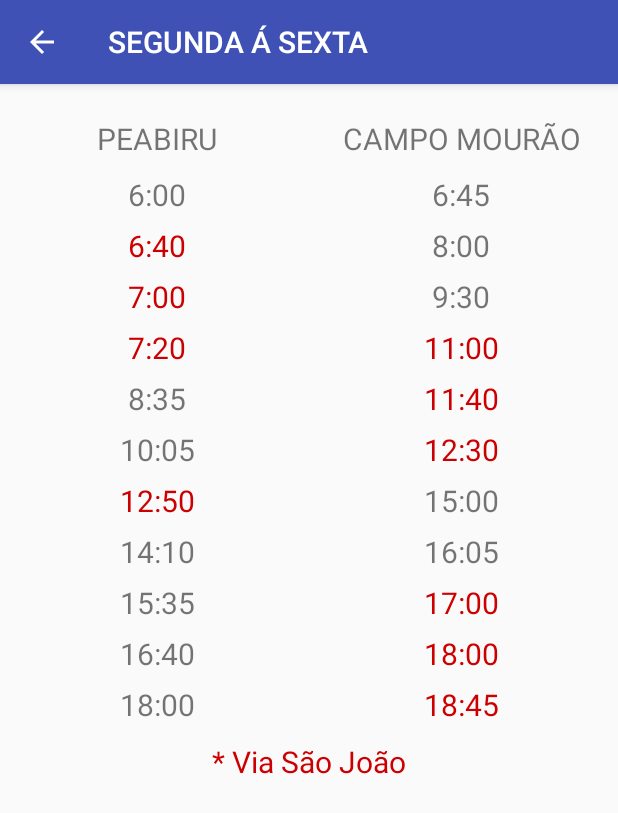
After one commit to RaulAdriano/AppCircularPeabiru, an Android app: the SaSActivity screen opened directly, with no data from a screen before it, on a phone screen of 412 x 824 dp. The commit adds this screen. Shown: the top 813 px of the screen. Run offline under Robolectric (Android 15) with nearby library versions, the phone set to English and light mode, and no system bars.

Commit message:
Circular
Fix

```diff
--- a/app/build.gradle
+++ b/app/build.gradle
@@ -24,7 +24,7 @@ android {
 
 dependencies {
     implementation fileTree(dir: 'libs', include: ['*.jar'])
-    implementation"org.jetbrains.kotlin:kotlin-stdlib-jre7:$kotlin_version"
+    implementation "org.jetbrains.kotlin:kotlin-stdlib-jre7:$kotlin_version"
     implementation 'com.android.support:appcompat-v7:26.1.0'
     implementation 'com.android.support.constraint:constraint-layout:1.1.0'
     testImplementation 'junit:junit:4.12'
--- a/app/src/main/AndroidManifest.xml
+++ b/app/src/main/AndroidManifest.xml
@@ -16,6 +16,12 @@
                 <category android:name="android.intent.category.LAUNCHER" />
             </intent-filter>
         </activity>
+        <activity
+            android:name=".SaSActivity"
+            android:label="SEGUNDA Á SEXTA"
+            android:parentActivityName=".MainActivity">
+
+        </activity>
     </application>
 
 </manifest>
--- a/app/src/main/java/ramos/adriano/raul/circularpeabiru/MainActivity.kt
+++ b/app/src/main/java/ramos/adriano/raul/circularpeabiru/MainActivity.kt
@@ -1,15 +1,27 @@
 package ramos.adriano.raul.circularpeabiru
 
+import android.content.Intent
 import android.support.v7.app.AppCompatActivity
 import android.os.Bundle
+import kotlinx.android.synthetic.main.activity_main.*
 
 class MainActivity : AppCompatActivity() {
 
-    val valorPassagem = 3.7
+    val valorPassagem = 3.70
 
 
     override fun onCreate(savedInstanceState: Bundle?) {
         super.onCreate(savedInstanceState)
         setContentView(R.layout.activity_main)
+
+        tv_valor_passagem.text = "R$ " + valorPassagem+"0"
+
+        SaS.setOnClickListener({
+            var activityDestino = SaSActivity::class.java
+
+            var intent = Intent(this,activityDestino)
+            startActivity(intent)
+
+        })
     }
 }
--- /dev/null
+++ b/app/src/main/java/ramos/adriano/raul/circularpeabiru/SaSActivity.kt
@@ -0,0 +1,12 @@
+package ramos.adriano.raul.circularpeabiru
+
+import android.support.v7.app.AppCompatActivity
+import android.os.Bundle
+
+class SaSActivity : AppCompatActivity() {
+
+    override fun onCreate(savedInstanceState: Bundle?) {
+        super.onCreate(savedInstanceState)
+        setContentView(R.layout.activity_sa_s)
+    }
+}
--- /dev/null
+++ b/app/src/main/res/layout-v21/activity_sa_s.xml
@@ -0,0 +1,433 @@
+<?xml version="1.0" encoding="utf-8"?>
+<LinearLayout xmlns:android="http://schemas.android.com/apk/res/android"
+    xmlns:app="http://schemas.android.com/apk/res-auto"
+    xmlns:tools="http://schemas.android.com/tools"
+    android:orientation="vertical"
+    android:layout_width="match_parent"
+    android:layout_height="match_parent"
+    tools:context="ramos.adriano.raul.circularpeabiru.SaSActivity">
+
+    <LinearLayout
+        android:layout_width="match_parent"
+        android:layout_height="wrap_content"
+        android:orientation="horizontal"
+        android:padding="3dp"
+        tools:layout_editor_absoluteX="0dp"
+        tools:layout_editor_absoluteY="16dp">
+
+        <TextView
+            android:id="@+id/textView"
+            android:layout_width="match_parent"
+            android:layout_height="wrap_content"
+            android:layout_marginTop="16dp"
+            android:layout_weight="1"
+            android:padding="3dp"
+            android:text="@string/peabiru"
+            android:textAlignment="center"
+            android:textSize="20sp"
+            app:layout_constraintStart_toStartOf="parent"
+            app:layout_constraintTop_toTopOf="parent" />
+
+        <TextView
+            android:id="@+id/textView2"
+            android:layout_width="match_parent"
+            android:layout_height="wrap_content"
+            android:layout_marginTop="16dp"
+            android:layout_weight="1"
+            android:padding="3dp"
+            android:text="@string/campo_mour_o"
+            android:textAlignment="center"
+            android:textSize="20sp"
+            app:layout_constraintEnd_toEndOf="parent"
+            app:layout_constraintTop_toTopOf="parent" />
+    </LinearLayout>
+
+
+    <LinearLayout
+        android:layout_width="match_parent"
+        android:layout_height="wrap_content"
+        android:orientation="horizontal"
+        android:padding="3dp"
+        tools:ignore="MissingConstraints"
+        tools:layout_editor_absoluteX="0dp"
+        tools:layout_editor_absoluteY="96dp">
+
+        <TextView
+            android:id="@+id/h1"
+            android:layout_width="match_parent"
+            android:layout_height="wrap_content"
+            android:layout_weight="1"
+            android:text="@string/_6_00"
+            android:textAlignment="center"
+            android:textSize="20sp"
+            app:layout_constraintStart_toStartOf="parent"
+            app:layout_constraintTop_toTopOf="parent" />
+
+        <TextView
+            android:id="@+id/h2"
+            android:layout_width="match_parent"
+            android:layout_height="wrap_content"
+            android:layout_weight="1"
+            android:text="@string/_6_45"
+            android:textAlignment="center"
+            android:textSize="20sp"
+            app:layout_constraintEnd_toEndOf="parent"
+            app:layout_constraintTop_toTopOf="parent" />
+    </LinearLayout>
+
+    <LinearLayout
+        android:layout_width="match_parent"
+        android:layout_height="wrap_content"
+        android:orientation="horizontal"
+        android:padding="3dp"
+        tools:ignore="MissingConstraints"
+        tools:layout_editor_absoluteX="30dp"
+        tools:layout_editor_absoluteY="123dp">
+
+        <TextView
+            android:id="@+id/h3"
+            android:layout_width="match_parent"
+            android:layout_height="wrap_content"
+            android:layout_weight="1"
+            android:text="@string/_6_40"
+            android:textAlignment="center"
+            android:textColor="@android:color/holo_red_dark"
+            android:textSize="20sp"
+            app:layout_constraintStart_toStartOf="parent"
+            app:layout_constraintTop_toTopOf="parent" />
+
+        <TextView
+            android:id="@+id/h4"
+            android:layout_width="match_parent"
+            android:layout_height="wrap_content"
+            android:layout_weight="1"
+            android:text="@string/_8_00"
+            android:textAlignment="center"
+            android:textSize="20sp"
+            app:layout_constraintEnd_toEndOf="parent"
+            app:layout_constraintTop_toTopOf="parent" />
+    </LinearLayout>
+
+    <LinearLayout
+        android:layout_width="match_parent"
+        android:layout_height="wrap_content"
+        android:orientation="horizontal"
+        android:padding="3dp"
+        tools:ignore="MissingConstraints"
+        tools:layout_editor_absoluteX="31dp"
+        tools:layout_editor_absoluteY="150dp">
+
+        <TextView
+            android:id="@+id/h5"
+            android:layout_width="match_parent"
+            android:layout_height="wrap_content"
+            android:layout_weight="1"
+            android:text="@string/_7_00"
+            android:textAlignment="center"
+            android:textColor="@android:color/holo_red_dark"
+            android:textSize="20sp"
+            app:layout_constraintStart_toStartOf="parent"
+            app:layout_constraintTop_toTopOf="parent" />
+
+        <TextView
+            android:id="@+id/h6"
+            android:layout_width="match_parent"
+            android:layout_height="wrap_content"
+            android:layout_weight="1"
+            android:text="@string/_9_30"
+            android:textAlignment="center"
+            android:textSize="20sp"
+            app:layout_constraintEnd_toEndOf="parent"
+            app:layout_constraintTop_toTopOf="parent" />
+    </LinearLayout>
+
+    <LinearLayout
+        android:layout_width="match_parent"
+        android:layout_height="wrap_content"
+        android:orientation="horizontal"
+        android:padding="3dp"
+        tools:ignore="MissingConstraints"
+        tools:layout_editor_absoluteX="37dp"
+        tools:layout_editor_absoluteY="177dp">
+
+        <TextView
+            android:id="@+id/h7"
+            android:layout_width="match_parent"
+            android:layout_height="wrap_content"
+            android:layout_weight="1"
+            android:text="@string/_7_20"
+            android:textAlignment="center"
+            android:textColor="@android:color/holo_red_dark"
+            android:textSize="20sp"
+            app:layout_constraintStart_toStartOf="parent"
+            app:layout_constraintTop_toTopOf="parent" />
+
+        <TextView
+            android:id="@+id/h8"
+            android:layout_width="match_parent"
+            android:layout_height="wrap_content"
+            android:layout_weight="1"
+            android:text="@string/_11_00"
+            android:textAlignment="center"
+            android:textColor="@android:color/holo_red_dark"
+            android:textSize="20sp"
+            app:layout_constraintEnd_toEndOf="parent"
+            app:layout_constraintTop_toTopOf="parent" />
+    </LinearLayout>
+
+    <LinearLayout
+        android:layout_width="match_parent"
+        android:layout_height="wrap_content"
+        android:orientation="horizontal"
+        android:padding="3dp"
+        tools:ignore="MissingConstraints"
+        tools:layout_editor_absoluteX="36dp"
+        tools:layout_editor_absoluteY="204dp">
+
+        <TextView
+            android:id="@+id/h9"
+            android:layout_width="match_parent"
+            android:layout_height="wrap_content"
+            android:layout_weight="1"
+            android:text="@string/_8_35"
+            android:textAlignment="center"
+            android:textSize="20sp"
+            app:layout_constraintStart_toStartOf="parent"
+            app:layout_constraintTop_toTopOf="parent" />
+
+        <TextView
+            android:id="@+id/h10"
+            android:layout_width="match_parent"
+            android:layout_height="wrap_content"
+            android:layout_weight="1"
+            android:text="@string/_11_40"
+            android:textAlignment="center"
+            android:textColor="@android:color/holo_red_dark"
+            android:textSize="20sp"
+            app:layout_constraintEnd_toEndOf="parent"
+            app:layout_constraintTop_toTopOf="parent" />
+    </LinearLayout>
+
+    <LinearLayout
+        android:layout_width="match_parent"
+        android:layout_height="wrap_content"
+        android:orientation="horizontal"
+        android:padding="3dp"
+        tools:ignore="MissingConstraints"
+        tools:layout_editor_absoluteX="42dp"
+        tools:layout_editor_absoluteY="231dp">
+
+        <TextView
+            android:id="@+id/h11"
+            android:layout_width="match_parent"
+            android:layout_height="wrap_content"
+            android:layout_weight="1"
+            android:text="@string/_10_05"
+            android:textAlignment="center"
+            android:textSize="20sp"
+            app:layout_constraintStart_toStartOf="parent"
+            app:layout_constraintTop_toTopOf="parent" />
+
+        <TextView
+            android:id="@+id/h12"
+            android:layout_width="match_parent"
+            android:layout_height="wrap_content"
+            android:layout_weight="1"
+            android:text="@string/_12_30"
+            android:textAlignment="center"
+            android:textColor="@android:color/holo_red_dark"
+            android:textSize="20sp"
+            app:layout_constraintEnd_toEndOf="parent"
+            app:layout_constraintTop_toTopOf="parent" />
+    </LinearLayout>
+
+    <LinearLayout
+        android:layout_width="match_parent"
+        android:layout_height="wrap_content"
+        android:orientation="horizontal"
+        android:padding="3dp"
+        tools:ignore="MissingConstraints"
+        tools:layout_editor_absoluteX="48dp"
+        tools:layout_editor_absoluteY="258dp">
+
+        <TextView
+            android:id="@+id/h13"
+            android:layout_width="match_parent"
+            android:layout_height="wrap_content"
+            android:layout_weight="1"
+            android:text="@string/_12_50"
+            android:textAlignment="center"
+            android:textColor="@android:color/holo_red_dark"
+            android:textSize="20sp"
+            app:layout_constraintStart_toStartOf="parent"
+            app:layout_constraintTop_toTopOf="parent" />
+
+        <TextView
+            android:id="@+id/h14"
+            android:layout_width="match_parent"
+            android:layout_height="wrap_content"
+            android:layout_weight="1"
+            android:text="@string/_15_00"
+            android:textAlignment="center"
+            android:textSize="20sp"
+            app:layout_constraintEnd_toEndOf="parent"
+            app:layout_constraintTop_toTopOf="parent" />
+    </LinearLayout>
+
+    <LinearLayout
+        android:layout_width="match_parent"
+        android:layout_height="wrap_content"
+        android:orientation="horizontal"
+        android:padding="3dp"
+        tools:ignore="MissingConstraints"
+        tools:layout_editor_absoluteX="41dp"
+        tools:layout_editor_absoluteY="285dp">
+
+        <TextView
+            android:id="@+id/h15"
+            android:layout_width="match_parent"
+            android:layout_height="wrap_content"
+            android:layout_weight="1"
+            android:text="@string/_14_10"
+            android:textAlignment="center"
+            android:textSize="20sp"
+            app:layout_constraintStart_toStartOf="parent"
+            app:layout_constraintTop_toTopOf="parent" />
+
+        <TextView
+            android:id="@+id/h16"
+            android:layout_width="match_parent"
+            android:layout_height="wrap_content"
+            android:layout_weight="1"
+            android:text="@string/_16_05"
+            android:textAlignment="center"
+            android:textSize="20sp"
+            app:layout_constraintEnd_toEndOf="parent"
+            app:layout_constraintTop_toTopOf="parent" />
+    </LinearLayout>
+
+    <LinearLayout
+        android:layout_width="match_parent"
+        android:layout_height="wrap_content"
+        android:orientation="horizontal"
+        android:padding="3dp"
+        tools:ignore="MissingConstraints"
+        tools:layout_editor_absoluteX="16dp"
+        tools:layout_editor_absoluteY="312dp">
+
+        <TextView
+            android:id="@+id/h17"
+            android:layout_width="match_parent"
+            android:layout_height="wrap_content"
+            android:layout_weight="1"
+            android:text="@string/_15_35"
+            android:textAlignment="center"
+            android:textSize="20sp"
+            app:layout_constraintStart_toStartOf="parent"
+            app:layout_constraintTop_toTopOf="parent" />
+
+        <TextView
+            android:id="@+id/h18"
+            android:layout_width="match_parent"
+            android:layout_height="wrap_content"
+            android:layout_weight="1"
+            android:text="@string/_17_00"
+            android:textAlignment="center"
+            android:textColor="@android:color/holo_red_dark"
+            android:textSize="20sp"
+            app:layout_constraintEnd_toEndOf="parent"
+            app:layout_constraintTop_toTopOf="parent" />
+    </LinearLayout>
+
+    <LinearLayout
+        android:layout_width="match_parent"
+        android:layout_height="wrap_content"
+        android:orientation="horizontal"
+        android:padding="3dp"
+        tools:ignore="MissingConstraints"
+        tools:layout_editor_absoluteX="32dp"
+        tools:layout_editor_absoluteY="339dp">
+
+        <TextView
+            android:id="@+id/h19"
+            android:layout_width="match_parent"
+            android:layout_height="wrap_content"
+            android:layout_weight="1"
+            android:text="@string/_16_40"
+            android:textAlignment="center"
+            android:textSize="20sp"
+            app:layout_constraintStart_toStartOf="parent"
+            app:layout_constraintTop_toTopOf="parent" />
+
+        <TextView
+            android:id="@+id/h20"
+            android:layout_width="match_parent"
+            android:layout_height="wrap_content"
+            android:layout_weight="1"
+            android:text="@string/_18_00"
+            android:textAlignment="center"
+            android:textColor="@android:color/holo_red_dark"
+            android:textSize="20sp"
+            app:layout_constraintEnd_toEndOf="parent"
+            app:layout_constraintTop_toTopOf="parent" />
+    </LinearLayout>
+
+    <LinearLayout
+        android:layout_width="match_parent"
+        android:layout_height="wrap_content"
+        android:orientation="horizontal"
+        android:padding="3dp"
+        tools:ignore="MissingConstraints"
+        tools:layout_editor_absoluteX="32dp"
+        tools:layout_editor_absoluteY="366dp">
+
+        <TextView
+            android:id="@+id/h21"
+            android:layout_width="match_parent"
+            android:layout_height="wrap_content"
+            android:layout_weight="1"
+            android:text="@string/_18_00"
+            android:textAlignment="center"
+            android:textSize="20sp"
+            app:layout_constraintStart_toStartOf="parent"
+            app:layout_constraintTop_toTopOf="parent" />
+
+        <TextView
+            android:id="@+id/h22"
+            android:layout_width="match_parent"
+            android:layout_height="wrap_content"
+            android:layout_weight="1"
+            android:text="@string/_18_45"
+            android:textAlignment="center"
+            android:textColor="@android:color/holo_red_dark"
+            android:textSize="20sp"
+            app:layout_constraintEnd_toEndOf="parent"
+            app:layout_constraintTop_toTopOf="parent" />
+    </LinearLayout>
+
+
+    <LinearLayout
+        android:layout_width="match_parent"
+        android:layout_height="wrap_content"
+        android:orientation="horizontal"
+        android:padding="3dp"
+        tools:ignore="MissingConstraints"
+        tools:layout_editor_absoluteX="32dp"
+        tools:layout_editor_absoluteY="366dp">
+
+
+        <TextView
+            android:id="@+id/hs"
+            android:layout_width="match_parent"
+            android:layout_height="wrap_content"
+            android:layout_weight="1"
+            android:padding="4dp"
+            android:textColor="@android:color/holo_red_dark"
+            android:text="* Via São João"
+            android:textAlignment="center"
+            android:textSize="20sp"
+            app:layout_constraintEnd_toEndOf="parent"
+            app:layout_constraintTop_toTopOf="parent" />
+    </LinearLayout>
+
+</LinearLayout>
--- a/app/src/main/res/layout/activity_main.xml
+++ b/app/src/main/res/layout/activity_main.xml
@@ -40,41 +40,39 @@
     <Button
         android:id="@+id/SaS"
         android:layout_width="0dp"
-        android:layout_height="wrap_content"
+        android:layout_height="63dp"
         android:layout_marginEnd="8dp"
         android:layout_marginStart="8dp"
         android:layout_marginTop="8dp"
         android:text="@string/segunda_sexta"
         app:layout_constraintEnd_toEndOf="parent"
-        app:layout_constraintHorizontal_bias="0.0"
         app:layout_constraintStart_toStartOf="parent"
-        app:layout_constraintTop_toBottomOf="@+id/Sab" />
+        app:layout_constraintTop_toBottomOf="@+id/edtitulo2" />
 
     <Button
         android:id="@+id/Sab"
         android:layout_width="0dp"
-        android:layout_height="wrap_content"
+        android:layout_height="59dp"
         android:layout_marginEnd="8dp"
         android:layout_marginStart="8dp"
-        android:layout_marginTop="12dp"
+        android:layout_marginTop="8dp"
         android:text="@string/s_bados"
         app:layout_constraintEnd_toEndOf="parent"
         app:layout_constraintHorizontal_bias="0.0"
         app:layout_constraintStart_toStartOf="parent"
-        app:layout_constraintTop_toBottomOf="@+id/edtitulo2" />
+        app:layout_constraintTop_toBottomOf="@+id/SaS" />
 
     <Button
         android:id="@+id/DeF"
         android:layout_width="0dp"
-        android:layout_height="wrap_content"
+        android:layout_height="64dp"
         android:layout_marginEnd="8dp"
         android:layout_marginStart="8dp"
         android:layout_marginTop="8dp"
         android:text="@string/domingos_e_feriados"
         app:layout_constraintEnd_toEndOf="parent"
-        app:layout_constraintHorizontal_bias="0.0"
         app:layout_constraintStart_toStartOf="parent"
-        app:layout_constraintTop_toBottomOf="@+id/SaS" />
+        app:layout_constraintTop_toBottomOf="@+id/Sab" />
 
     <TextView
         android:id="@+id/tv_valorTexto"
@@ -98,7 +96,7 @@
         android:padding="10dp"
         android:text=""
         android:textAlignment="center"
-        android:textSize="12sp"
+        android:textSize="30sp"
         app:layout_constraintTop_toBottomOf="@+id/tv_valorTexto"
         tools:layout_editor_absoluteX="0dp"
         tools:ignore="MissingConstraints" />
--- /dev/null
+++ b/app/src/main/res/layout/activity_sa_s.xml
@@ -0,0 +1,106 @@
+<?xml version="1.0" encoding="utf-8"?>
+<android.support.constraint.ConstraintLayout xmlns:android="http://schemas.android.com/apk/res/android"
+    xmlns:app="http://schemas.android.com/apk/res-auto"
+    xmlns:tools="http://schemas.android.com/tools"
+    android:layout_width="match_parent"
+    android:layout_height="match_parent"
+    tools:context="ramos.adriano.raul.circularpeabiru.SaSActivity">
+
+    <LinearLayout
+        android:layout_width="match_parent"
+        android:layout_height="wrap_content"
+        android:orientation="horizontal">
+
+        <TextView
+            android:id="@+id/textView"
+            android:layout_width="match_parent"
+            android:layout_height="wrap_content"
+            android:layout_marginTop="16dp"
+            android:layout_weight="1"
+            android:text="PEABIRU"
+            android:textAlignment="center"
+            android:textSize="20sp"
+            app:layout_constraintStart_toStartOf="parent"
+            app:layout_constraintTop_toTopOf="parent" />
+
+        <TextView
+            android:id="@+id/textView2"
+            android:layout_width="match_parent"
+            android:layout_height="wrap_content"
+            android:layout_marginTop="16dp"
+            android:layout_weight="1"
+            android:text="CAMPO MOURÃO"
+            android:textAlignment="center"
+            android:textSize="20sp"
+            app:layout_constraintEnd_toEndOf="parent"
+            app:layout_constraintTop_toTopOf="parent" />
+    </LinearLayout>
+
+
+    <LinearLayout
+        android:layout_width="match_parent"
+        android:layout_height="wrap_content"
+        android:orientation="horizontal"
+        tools:ignore="MissingConstraints"
+        tools:layout_editor_absoluteX="0dp"
+        tools:layout_editor_absoluteY="86dp">
+
+        <TextView
+            android:id="@+id/h1"
+            android:layout_width="match_parent"
+            android:layout_height="wrap_content"
+            android:layout_marginTop="16dp"
+            android:layout_weight="1"
+            android:text="6:00"
+            android:textAlignment="center"
+            android:textSize="20sp"
+            app:layout_constraintStart_toStartOf="parent"
+            app:layout_constraintTop_toTopOf="parent" />
+
+        <TextView
+            android:id="@+id/h2"
+            android:layout_width="match_parent"
+            android:layout_height="wrap_content"
+            android:layout_marginTop="16dp"
+            android:layout_weight="1"
+            android:text="6:45"
+            android:textAlignment="center"
+            android:textSize="20sp"
+            app:layout_constraintEnd_toEndOf="parent"
+            app:layout_constraintTop_toTopOf="parent" />
+    </LinearLayout>
+
+    <LinearLayout
+        android:layout_width="match_parent"
+        android:layout_height="wrap_content"
+        android:orientation="horizontal"
+        tools:layout_editor_absoluteX="0dp"
+        tools:layout_editor_absoluteY="43dp"
+        tools:ignore="MissingConstraints">
+
+        <TextView
+            android:id="@+id/h3"
+            android:layout_width="match_parent"
+            android:layout_height="wrap_content"
+            android:layout_marginTop="16dp"
+            android:layout_weight="1"
+            android:text="6:"
+            android:textAlignment="center"
+            android:textSize="20sp"
+            app:layout_constraintStart_toStartOf="parent"
+            app:layout_constraintTop_toTopOf="parent" />
+
+        <TextView
+            android:id="@+id/h2"
+            android:layout_width="match_parent"
+            android:layout_height="wrap_content"
+            android:layout_marginTop="16dp"
+            android:layout_weight="1"
+            android:text="6:45"
+            android:textAlignment="center"
+            android:textSize="20sp"
+            app:layout_constraintEnd_toEndOf="parent"
+            app:layout_constraintTop_toTopOf="parent" />
+    </LinearLayout>
+
+</android.support.constraint.ConstraintLayout>
--- a/app/src/main/res/values/strings.xml
+++ b/app/src/main/res/values/strings.xml
@@ -6,5 +6,29 @@
     <string name="domingos_e_feriados">DOMINGOS E FERIADOS</string>
     <string name="segunda_sexta">SEGUNDA À SEXTA</string>
     <string name="valor_da_passagem">VALOR DA PASSAGEM</string>
-    <string name="desenvolvido_por_raul_adriano_ramos">DESENVOLVIDO POR RAUL ADRIANO RAMOS</string>
+    <string name="desenvolvido_por_raul_adriano_ramos">DESENVOLVEDOR \nRAUL ADRIANO RAMOS</string>
+    <string name="peabiru">PEABIRU</string>
+    <string name="campo_mour_o">CAMPO MOURÃO</string>
+    <string name="_6_40">6:40</string>
+    <string name="_14_10">14:10</string>
+    <string name="_15_00">15:00</string>
+    <string name="_16_05">16:05</string>
+    <string name="_12_30">12:30</string>
+    <string name="_10_05">10:05</string>
+    <string name="_11_00">11:00</string>
+    <string name="_8_35">8:35</string>
+    <string name="_9_30">9:30</string>
+    <string name="_7_20">7:20</string>
+    <string name="_8_00">8:00</string>
+    <string name="_7_00">7:00</string>
+    <string name="_11_40">11:40</string>
+    <string name="_6_00">6:00</string>
+    <string name="_6_45">6:45</string>
+    <string name="_15_35">15:35</string>
+    <string name="_17_00">17:00</string>
+    <string name="_12_50">12:50</string>
+    <string name="_16_40">16:40</string>
+    <string name="_18_001">18:00</string>
+    <string name="_18_00">18:00</string>
+    <string name="_18_45">18:45</string>
 </resources>
```
